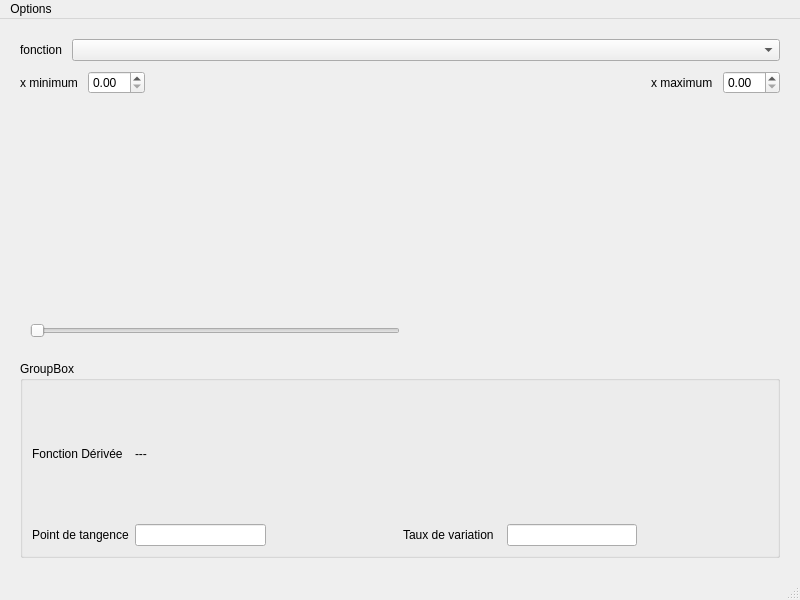
Old version of the form mainWindow.ui in the repository ozielRaymond/TP2.
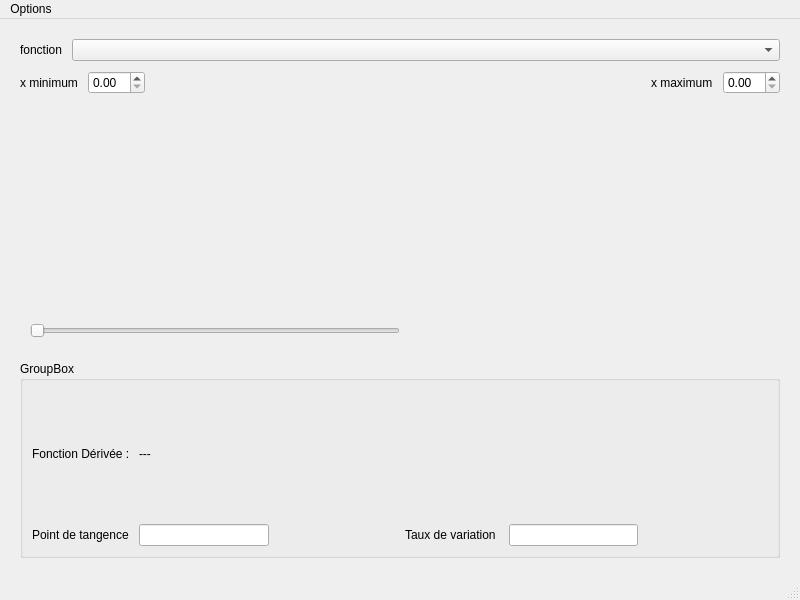
New version of the form.

Commit message: Ajout du Latex

The edit to the form file:
```diff
--- a/mainWindow.ui
+++ b/mainWindow.ui
@@ -164,7 +164,7 @@
          <item row="0" column="0">
           <widget class="QLabel" name="deriveeLabel">
            <property name="text">
-            <string>Fonction Dérivée </string>
+            <string>Fonction Dérivée : </string>
            </property>
           </widget>
          </item>
```
The commit also changes 2 other files.
